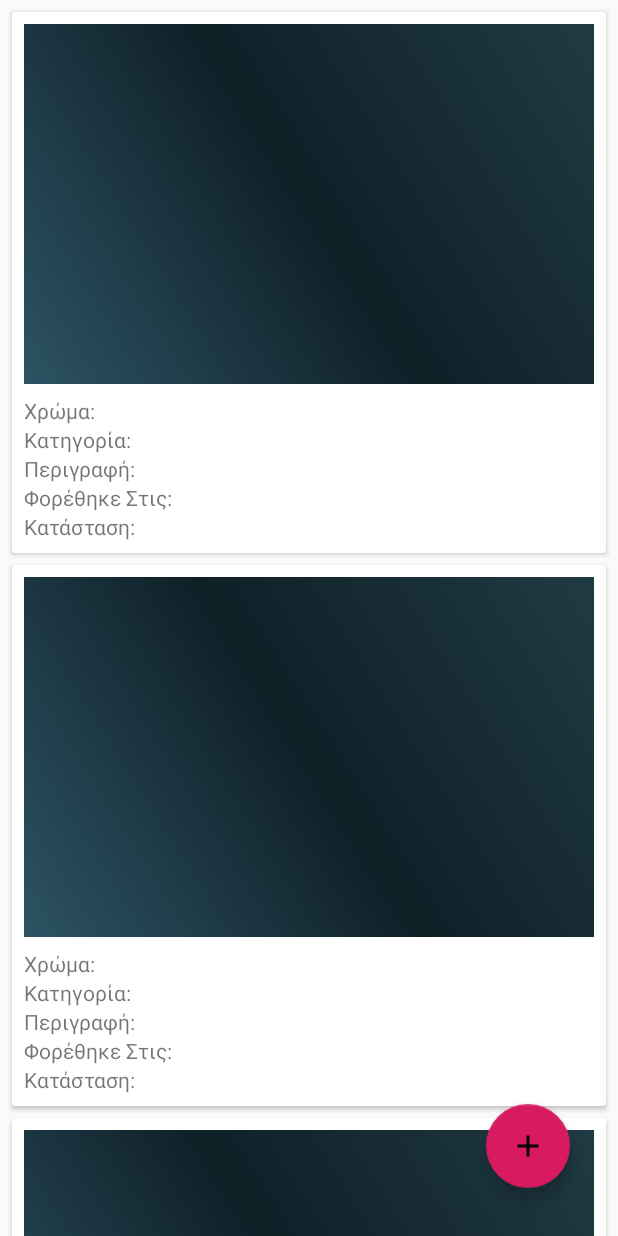
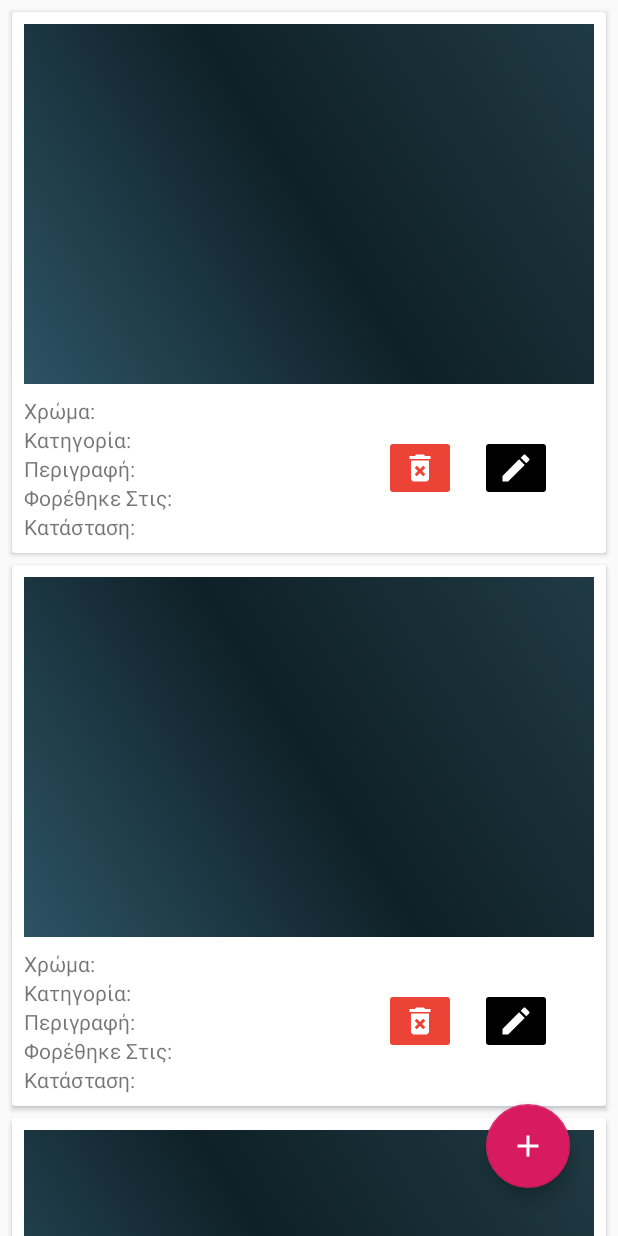
Before and after one commit to zAnastasios/MyClosetApp, an Android app: the layout activity_main.xml on its own in the app's theme, with its tools: preview values and no code run, on a phone screen of 412 x 824 dp. Run offline under Robolectric (Android 15) with nearby library versions, the light colour scheme and no system bars.

Commit message:
Fixed date issue. Now it shows well on cardview. Added color ordering.

```diff
--- a/app/src/main/AndroidManifest.xml
+++ b/app/src/main/AndroidManifest.xml
@@ -12,7 +12,8 @@
         android:roundIcon="@mipmap/ic_launcher_round"
         android:supportsRtl="true"
         android:theme="@style/AppTheme">
-        <activity android:name=".ColorOrderingActivity"></activity>
+        <activity android:name=".activities.OrderByColorActivity"
+            android:parentActivityName=".activities.MainActivity"></activity>
         <activity
             android:name=".activities.AddClotheActivity"
             android:parentActivityName=".activities.MainActivity" />
--- a/app/src/main/java/com/example/myclosetapp/ui/ClotheViewModel.java
+++ b/app/src/main/java/com/example/myclosetapp/ui/ClotheViewModel.java
@@ -38,6 +38,10 @@
         return allClothes;
     }
 
+    public LiveData<List<Clothe>> getClothesByColor(String color){return clotheRepository.getClothesByColorOrder(color);}
+
+
+
 
 
 }
--- /dev/null
+++ b/app/src/main/res/drawable/ic_delete_clothe.xml
@@ -0,0 +1,9 @@
+<vector xmlns:android="http://schemas.android.com/apk/res/android"
+        android:width="24dp"
+        android:height="24dp"
+        android:viewportWidth="24.0"
+        android:viewportHeight="24.0">
+    <path
+        android:fillColor="#FF000000"
+        android:pathData="M6,19c0,1.1 0.9,2 2,2h8c1.1,0 2,-0.9 2,-2L18,7L6,7v12zM8.46,11.88l1.41,-1.41L12,12.59l2.12,-2.12 1.41,1.41L13.41,14l2.12,2.12 -1.41,1.41L12,15.41l-2.12,2.12 -1.41,-1.41L10.59,14l-2.13,-2.12zM15.5,4l-1,-1h-5l-1,1L5,4v2h14L19,4z"/>
+</vector>
--- /dev/null
+++ b/app/src/main/res/drawable/ic_edit_clothe.xml
@@ -0,0 +1,9 @@
+<vector xmlns:android="http://schemas.android.com/apk/res/android"
+        android:width="24dp"
+        android:height="24dp"
+        android:viewportWidth="24.0"
+        android:viewportHeight="24.0">
+    <path
+        android:fillColor="#FF000000"
+        android:pathData="M3,17.25V21h3.75L17.81,9.94l-3.75,-3.75L3,17.25zM20.71,7.04c0.39,-0.39 0.39,-1.02 0,-1.41l-2.34,-2.34c-0.39,-0.39 -1.02,-0.39 -1.41,0l-1.83,1.83 3.75,3.75 1.83,-1.83z"/>
+</vector>
--- /dev/null
+++ b/app/src/main/res/drawable/ic_format_color_fill_red.xml
@@ -0,0 +1,6 @@
+<vector android:height="24dp" android:tint="#FF0000"
+    android:viewportHeight="24.0" android:viewportWidth="24.0"
+    android:width="24dp" xmlns:android="http://schemas.android.com/apk/res/android">
+    <path android:fillColor="#FF000000" android:pathData="M16.56,8.94L7.62,0 6.21,1.41l2.38,2.38 -5.15,5.15c-0.59,0.59 -0.59,1.54 0,2.12l5.5,5.5c0.29,0.29 0.68,0.44 1.06,0.44s0.77,-0.15 1.06,-0.44l5.5,-5.5c0.59,-0.58 0.59,-1.53 0,-2.12zM5.21,10L10,5.21 14.79,10H5.21zM19,11.5s-2,2.17 -2,3.5c0,1.1 0.9,2 2,2s2,-0.9 2,-2c0,-1.33 -2,-3.5 -2,-3.5z"/>
+    <path android:fillAlpha=".36" android:fillColor="#FF000000" android:pathData="M0,20h24v4H0z"/>
+</vector>
--- a/app/src/main/res/layout/activity_main.xml
+++ b/app/src/main/res/layout/activity_main.xml
@@ -26,6 +26,7 @@
             android:layout_height="wrap_content"
             android:layout_margin="32dp"
             android:src="@drawable/ic_add_clothe"
+            android:tint="@color/colorWhite"
             app:layout_constraintBottom_toBottomOf="parent"
             app:layout_constraintEnd_toEndOf="parent" />
     </androidx.constraintlayout.widget.ConstraintLayout>
--- a/app/src/main/res/layout/clothe_item.xml
+++ b/app/src/main/res/layout/clothe_item.xml
@@ -22,15 +22,26 @@
             app:layout_constraintStart_toStartOf="parent"
             app:layout_constraintEnd_toEndOf="parent"
             app:layout_constraintTop_toTopOf="parent"
-            app:layout_constraintBottom_toTopOf="@+id/linear_more_info"
+            app:layout_constraintBottom_toTopOf="@+id/linear_clothe_menu"
+
             />
+
         <LinearLayout
-            android:id="@+id/linear_more_info"
+            android:id="@+id/linear_clothe_menu"
             android:layout_width="match_parent"
             android:layout_height="wrap_content"
+            android:orientation="horizontal"
             app:layout_constraintTop_toBottomOf="@+id/clothe_image"
             app:layout_constraintBottom_toBottomOf="parent"
-            android:orientation="vertical">
+            app:layout_constraintLeft_toLeftOf="parent">
+
+        <LinearLayout
+            android:id="@+id/wrap_content"
+            android:layout_width="0dp"
+            android:layout_height="wrap_content"
+            android:orientation="vertical"
+            android:layout_weight="8"
+           >
 
             <LinearLayout
                 android:id="@+id/linear_color_info"
@@ -137,6 +148,40 @@
 
         </LinearLayout>
 
+            <LinearLayout
+                android:layout_width="wrap_content"
+                android:layout_height="match_parent"
+                android:layout_weight="1"
+                android:orientation="horizontal">
+
+                <ImageButton
+                    android:id="@+id/button_delete_clothe"
+                    android:layout_marginStart="@dimen/global_spacing_16"
+                    android:layout_width="wrap_content"
+                    android:layout_height="wrap_content"
+                    android:src="@drawable/ic_delete_clothe"
+                    android:tint="@color/colorWhite"
+                    android:backgroundTint="@color/colorEmail_red"
+                    android:layout_gravity="center_vertical"/>
+
+                <ImageButton
+                    android:id="@+id/button_edit_clothe"
+                    android:layout_marginStart="@dimen/global_spacing_16"
+                    android:layout_width="wrap_content"
+                    android:layout_height="wrap_content"
+                    android:src="@drawable/ic_edit_clothe"
+                    android:tint="@color/colorWhite"
+                    android:backgroundTint="@color/colorPrimaryDark"
+                    android:layout_gravity="center_vertical"/>
+
+
+
+
+            </LinearLayout>
+
+        </LinearLayout>
+
+
 
     </androidx.constraintlayout.widget.ConstraintLayout>
 
--- a/app/src/main/res/values/colors.xml
+++ b/app/src/main/res/values/colors.xml
@@ -9,4 +9,9 @@
     <color name="darkGrey">#272727</color>
     <color name="turquoise">#03DAC6 </color>
     <color name="colorGreen">#1EC21E</color>
+
+
+    <color name="totalRed">#FF0000</color>
+    <color name="totalGreen">#00FF00</color>
+    <color name="totalBlue">#0000FF</color>
 </resources>
--- a/app/src/main/res/values/strings.xml
+++ b/app/src/main/res/values/strings.xml
@@ -6,4 +6,9 @@
     <string name="clotheStateGR">Κατάσταση: </string>
     <string name="orderByColorGR">Χρωματική Ταξινόμηση</string>
     <string name="lastWornGR">Φορέθηκε Στις:</string>
+    <string name="redGR">Κόκκινο</string>
+    <string name="greenGR">Πράσινο</string>
+    <string name="blueGR">Μπλε</string>
+    <string name="everythingGR">ΟΛΑ</string>
+
 </resources>
```
Also changed, not shown: app/build.gradle (+7 -0 lines), app/src/main/java/com/example/myclosetapp/ColorOrderingActivity.java (deleted, +0 -18 lines), app/src/main/java/com/example/myclosetapp/activities/MainActivity.java (+67 -5 lines), app/src/main/java/com/example/myclosetapp/activities/OrderByColorActivity.java (added, +88 -0 lines), app/src/main/java/com/example/myclosetapp/data/ClotheRepository.java (+21 -0 lines), app/src/main/java/com/example/myclosetapp/ui/ClotheAdapter.java (+14 -1 lines), app/src/main/res/drawable/ic_format_color_icon_tabs.xml (added, +13 -0 lines), app/src/main/res/layout/activity_color_ordering.xml (deleted, +0 -9 lines), app/src/main/res/layout/activity_order_by_color.xml (added, +56 -0 lines).
